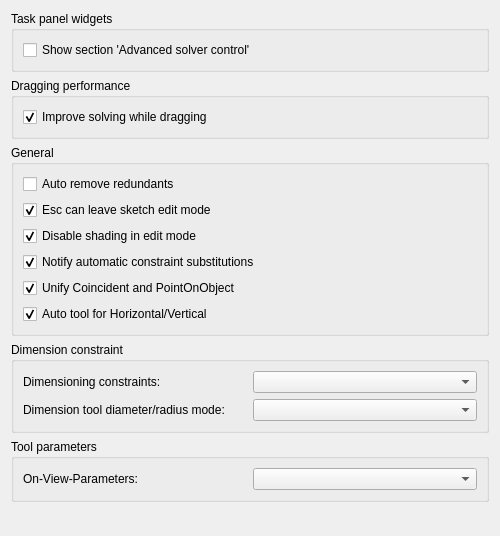
Above: src/Mod/Sketcher/Gui/SketcherSettings.ui from southseact-3d/fcd before the change. Below: the same form after it.
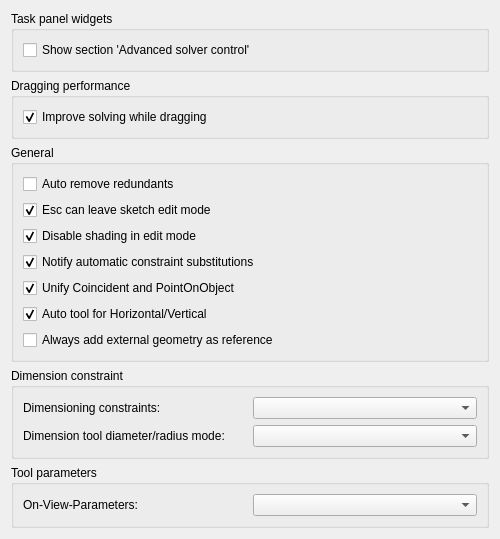
That is the form after the change. Custom widgets are drawn as their Qt base class.

Commit message: Sketcher: Add an option to always add ext. geometry as reference

The edit to the form file:
```diff
--- a/src/Mod/Sketcher/Gui/SketcherSettings.ui
+++ b/src/Mod/Sketcher/Gui/SketcherSettings.ui
@@ -216,6 +216,25 @@
         </property>
        </widget>
       </item>
+      <item>
+       <widget class="Gui::PrefCheckBox" name="checkBoxAddExtGeo">
+        <property name="toolTip">
+         <string>If checked then external geometry is always added as reference, otherwise it's added according to the current construction mode.</string>
+        </property>
+        <property name="text">
+         <string>Always add external geometry as reference</string>
+        </property>
+        <property name="checked">
+         <bool>false</bool>
+        </property>
+        <property name="prefEntry" stdset="0">
+         <cstring>AlwaysExtGeoReference</cstring>
+        </property>
+        <property name="prefPath" stdset="0">
+         <cstring>Mod/Sketcher/General</cstring>
+        </property>
+       </widget>
+      </item>
      </layout>
     </widget>
    </item>
```
The commit also changes 3 other files.
